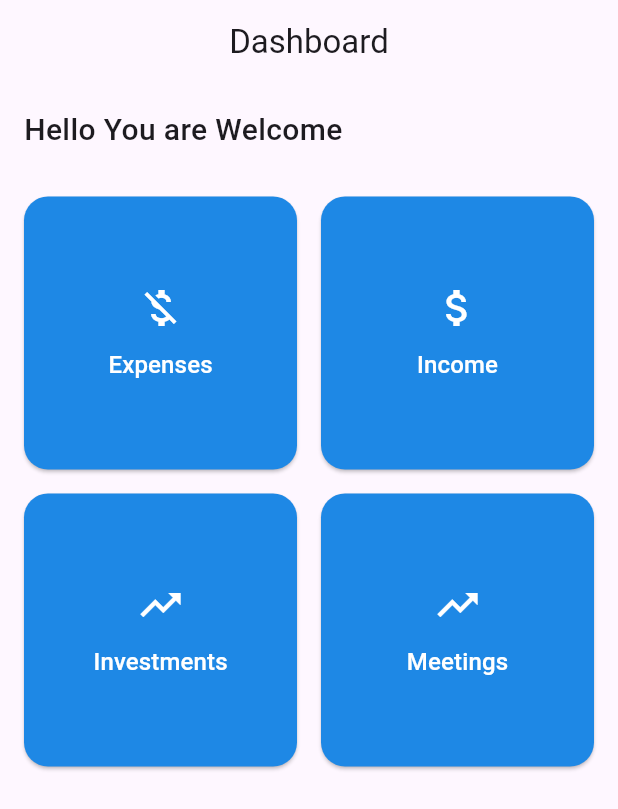
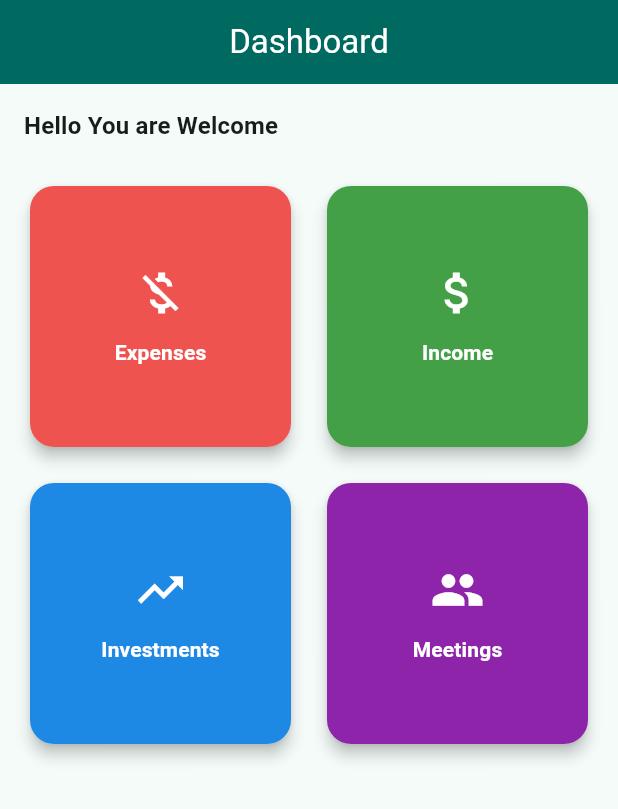
Before and after one commit to DuminduMalinga/first_project, a Flutter app: the DashboardScreen screen opened directly, on a phone screen of 412 x 824 dp. Shown: the top 809 px of the screen. Run offline on Flutter 3.47's test engine with Material 3 defaults, Android fonts, the phone set to English and light mode, and no system bars; our stand-ins replace firebase_core, font_awesome_flutter; accounts and stored records are empty.

Commit message:
Modifying The Dashboard

```diff
--- a/lib/main.dart
+++ b/lib/main.dart
@@ -20,7 +20,11 @@ class MyApp extends StatelessWidget {
     return MaterialApp(
       debugShowCheckedModeBanner: false,
       title: 'Login App',
-      theme: ThemeData(primarySwatch: Colors.blue),
+      theme: ThemeData(
+        useMaterial3: true,
+        colorSchemeSeed: Colors.teal,
+        brightness: Brightness.light,
+      ),
       home: LoginScreen(),
     );
   }
--- a/lib/screens/Dashboard_screen.dart
+++ b/lib/screens/Dashboard_screen.dart
@@ -9,8 +9,16 @@ class DashboardScreen extends StatelessWidget {
 
   @override
   Widget build(BuildContext context) {
+    final colorScheme = Theme.of(context).colorScheme;
+
     return Scaffold(
-      appBar: AppBar(title: Text('Dashboard'), centerTitle: true),
+      appBar: AppBar(
+        title: Text('Dashboard'),
+        centerTitle: true,
+        backgroundColor: colorScheme.primary,
+        foregroundColor: colorScheme.onPrimary,
+        elevation: 2,
+      ),
       body: Padding(
         padding: const EdgeInsets.all(16.0),
         child: Column(
@@ -18,86 +26,150 @@ class DashboardScreen extends StatelessWidget {
           children: [
             Text(
               'Hello You are Welcome',
-              style: TextStyle(fontSize: 20, fontWeight: FontWeight.w500),
+              style: Theme.of(
+                context,
+              ).textTheme.titleMedium?.copyWith(fontWeight: FontWeight.w600),
             ),
-            SizedBox(height: 30),
-            GridView.count(
+            SizedBox(height: 24),
+            Expanded(
+              child: GridView.count(
                 crossAxisCount: 2,
                 shrinkWrap: true,
                 crossAxisSpacing: 16,
                 mainAxisSpacing: 16,
-              physics: NeverScrollableScrollPhysics(),
                 children: [
-                _buildDashboardButton(context, 'Expenses', Icons.money_off, () {
-                  Navigator.push(
+                  _buildDashboardCard(
+                    context,
+                    title: 'Expenses',
+                    icon: Icons.money_off,
+                    backgroundColor: Colors.red.shade400,
+                    onTap: () => Navigator.push(
                       context,
                       MaterialPageRoute(builder: (_) => ExpenseScreen()),
-                  );
-                }),
-
-                _buildDashboardButton(
+                    ),
+                  ),
+                  _buildDashboardCard(
                     context,
-                  'Income',
-                  Icons.attach_money,
-                  () {
-                    Navigator.push(
+                    title: 'Income',
+                    icon: Icons.attach_money,
+                    backgroundColor: Colors.green.shade600,
+                    onTap: () => Navigator.push(
                       context,
                       MaterialPageRoute(builder: (_) => IncomeScreen()),
-                    );
-                  },
                     ),
-                _buildDashboardButton(
+                  ),
+                  _buildDashboardCard(
                     context,
-                  'Investments',
-                  Icons.trending_up,
-                  () {
-                    Navigator.push(
+                    title: 'Investments',
+                    icon: Icons.trending_up,
+                    backgroundColor: Colors.blue.shade600,
+                    onTap: () => Navigator.push(
                       context,
                       MaterialPageRoute(builder: (_) => InvestmentScreen()),
-                    );
-                  },
                     ),
-
-                _buildDashboardButton(
+                  ),
+                  _buildDashboardCard(
                     context,
-                  'Meetings',
-                  Icons.trending_up,
-                  () {
-                    Navigator.push(
+                    title: 'Meetings',
+                    icon: Icons.group,
+                    backgroundColor: Colors.purple.shade600,
+                    onTap: () => Navigator.push(
                       context,
                       MaterialPageRoute(builder: (_) => MeetingsScreen()),
-                    );
-                  },
+                    ),
                   ),
                 ],
+              ),
             ),
           ],
         ),
       ),
     );
   }
+  //             physics: NeverScrollableScrollPhysics(),
+  //             children: [
+  //               _buildDashboardButton(context, 'Expenses', Icons.money_off, () {
+  //                 Navigator.push(
+  //                   context,
+  //                   MaterialPageRoute(builder: (_) => ExpenseScreen()),
+  //                 );
+  //               }),
 
-  Widget _buildDashboardButton(
-    BuildContext context,
-    String title,
-    IconData icon,
-    VoidCallback onTap,
-  ) {
-    return ElevatedButton(
-      onPressed: onTap,
-      style: ElevatedButton.styleFrom(
+  //               _buildDashboardButton(
+  //                 context,
+  //                 'Income',
+  //                 Icons.attach_money,
+  //                 () {
+  //                   Navigator.push(
+  //                     context,
+  //                     MaterialPageRoute(builder: (_) => IncomeScreen()),
+  //                   );
+  //                 },
+  //               ),
+  //               _buildDashboardButton(
+  //                 context,
+  //                 'Investments',
+  //                 Icons.trending_up,
+  //                 () {
+  //                   Navigator.push(
+  //                     context,
+  //                     MaterialPageRoute(builder: (_) => InvestmentScreen()),
+  //                   );
+  //                 },
+  //               ),
+
+  //               _buildDashboardButton(
+  //                 context,
+  //                 'Meetings',
+  //                 Icons.trending_up,
+  //                 () {
+  //                   Navigator.push(
+  //                     context,
+  //                     MaterialPageRoute(builder: (_) => MeetingsScreen()),
+  //                   );
+  //                 },
+  //               ),
+  //             ],
+  //           ),
+  //         ],
+  //       ),
+  //     ),
+  //   );
+  // }
+
+  Widget _buildDashboardCard(
+    BuildContext context, {
+    required String title,
+    required IconData icon,
+    required Color backgroundColor,
+    required VoidCallback onTap,
+  }) {
+    return Card(
+      elevation: 4,
+      surfaceTintColor: backgroundColor,
+      shape: RoundedRectangleBorder(borderRadius: BorderRadius.circular(16)),
+      clipBehavior: Clip.antiAlias,
+      child: InkWell(
+        onTap: onTap,
+        splashColor: Colors.white24,
+        child: Container(
           padding: EdgeInsets.all(16),
-        backgroundColor: Colors.blue.shade600,
-        foregroundColor: Colors.white,
-        shape: RoundedRectangleBorder(borderRadius: BorderRadius.circular(16)),
-      ),
+          color: backgroundColor,
           child: Column(
             mainAxisAlignment: MainAxisAlignment.center,
             children: [
-          Icon(icon, size: 32),
-          SizedBox(height: 10),
-          Text(title, style: TextStyle(fontSize: 16)),
+              Icon(icon, size: 36, color: Colors.white),
+              SizedBox(height: 12),
+              Text(
+                title,
+                style: Theme.of(context).textTheme.titleSmall?.copyWith(
+                  color: Colors.white,
+                  fontWeight: FontWeight.bold,
+                ),
+              ),
             ],
+          ),
+        ),
       ),
     );
   }
```
Lines whose indentation alone changed are shown as unchanged.
